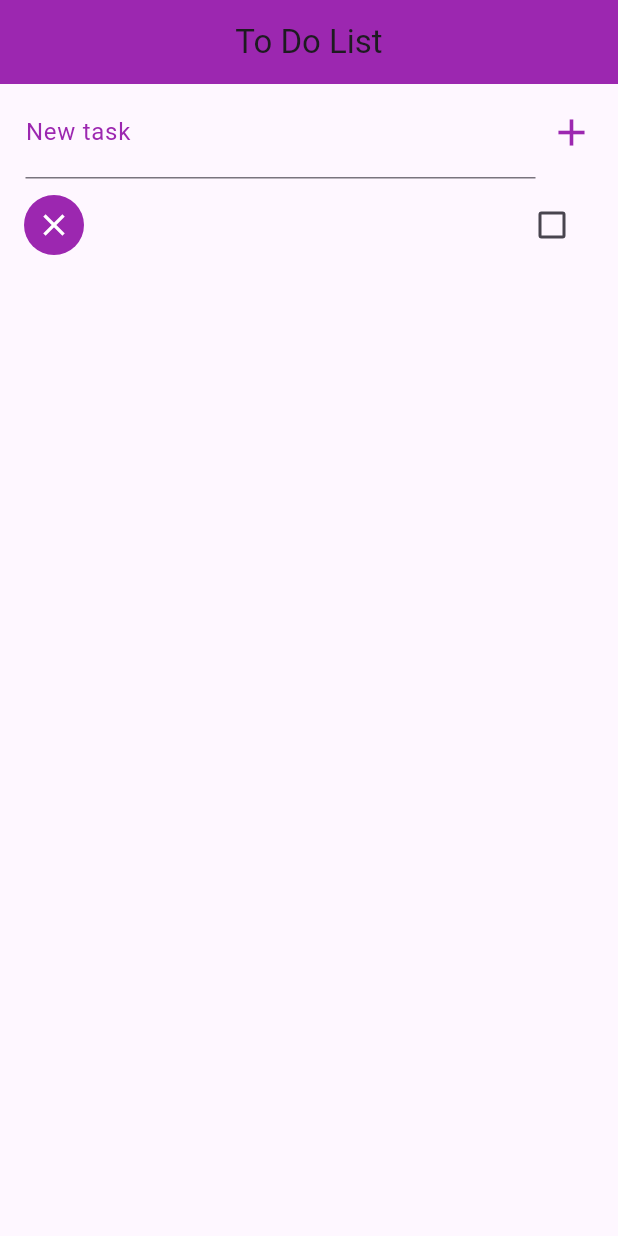
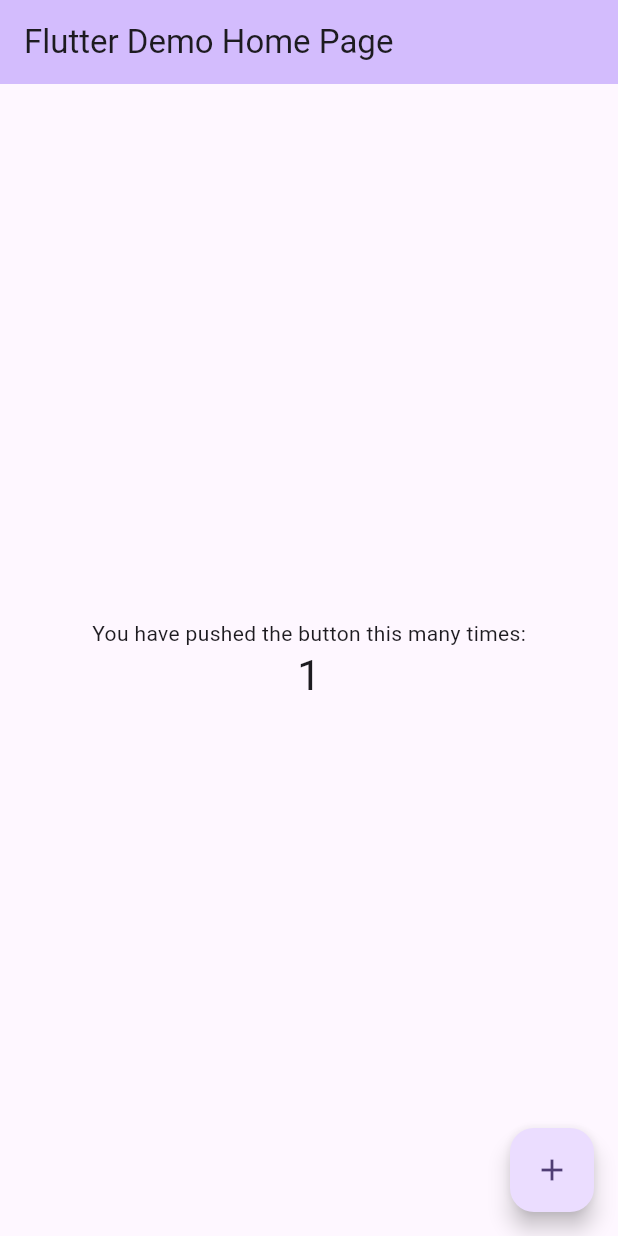
Before and after one commit to samirRibeiro77/to_do_list, a Flutter app: the screen it shows after launch, after a tap on the "add" icon, on a phone screen of 412 x 824 dp. Run offline on Flutter 3.47's test engine with Material 3 defaults, Android fonts, the phone set to English and light mode, and no system bars.

Commit message:
New version of the app

```diff
--- /dev/null
+++ b/analysis_options.yaml
@@ -0,0 +1,28 @@
+# This file configures the analyzer, which statically analyzes Dart code to
+# check for errors, warnings, and lints.
+#
+# The issues identified by the analyzer are surfaced in the UI of Dart-enabled
+# IDEs (https://dart.dev/tools#ides-and-editors). The analyzer can also be
+# invoked from the command line by running `flutter analyze`.
+
+# The following line activates a set of recommended lints for Flutter apps,
+# packages, and plugins designed to encourage good coding practices.
+include: package:flutter_lints/flutter.yaml
+
+linter:
+  # The lint rules applied to this project can be customized in the
+  # section below to disable rules from the `package:flutter_lints/flutter.yaml`
+  # included above or to enable additional rules. A list of all available lints
+  # and their documentation is published at https://dart.dev/lints.
+  #
+  # Instead of disabling a lint rule for the entire project in the
+  # section below, it can also be suppressed for a single line of code
+  # or a specific dart file by using the `// ignore: name_of_lint` and
+  # `// ignore_for_file: name_of_lint` syntax on the line or in the file
+  # producing the lint.
+  rules:
+    # avoid_print: false  # Uncomment to disable the `avoid_print` rule
+    # prefer_single_quotes: true  # Uncomment to enable the `prefer_single_quotes` rule
+
+# Additional information about this file can be found at
+# https://dart.dev/guides/language/analysis-options
--- a/lib/domain/ToDoTask.dart
+++ /dev/null
@@ -1,24 +0,0 @@
-class ToDoTask {
-  String _name;
-  bool _done;
-
-  ToDoTask(this._name) {
-    this._done = false;
-  }
-
-  get name => _name;
-
-  get done => _done;
-
-  void changeStatus() => _done = !_done;
-
-  ToDoTask.fromJson(Map<String, dynamic> json) {
-    this._name = json["name"].toString();
-    this._done = json["done"].toString().toLowerCase() == 'true';
-  }
-
-  Map<String, dynamic> toJson() => {
-        "name": _name,
-        "done": _done,
-      };
-}
--- a/lib/main.dart
+++ b/lib/main.dart
@@ -1,209 +1,122 @@
-import 'dart:convert';
-import 'dart:io';
 import 'package:flutter/material.dart';
-import 'package:path_provider/path_provider.dart';
-import 'domain/ToDoTask.dart';
 
 void main() {
-  runApp(MaterialApp(
-    title: "To Do List",
-    home: Home(),
-  ));
+  runApp(const MyApp());
 }
 
-Future<File> _getFile() async {
-  final directory = await getApplicationDocumentsDirectory();
-  var file = await File("${directory.path}/toDoTask.json");
-  var fileExists = await file.exists();
-  if (!fileExists) {
-    await file.create(recursive: true);
-  }
+class MyApp extends StatelessWidget {
+  const MyApp({super.key});
 
-  return file;
-}
-
-Future<File> _saveData(List<ToDoTask> listSave) async {
-  var listMap = List<Map<String, dynamic>>();
-  listSave.forEach((data) {
-    listMap.add(data.toJson());
-  });
-
-  String dataJson = json.encode(listMap);
-  final file = await _getFile();
-  return file.writeAsString(dataJson);
-}
-
-Future<String> _readData() async {
-  try {
-    var data = await _getFile();
-    return data.readAsString();
-  } catch (e) {
-    return null;
+  // This widget is the root of your application.
+  @override
+  Widget build(BuildContext context) {
+    return MaterialApp(
+      title: 'Flutter Demo',
+      theme: ThemeData(
+        // This is the theme of your application.
+        //
+        // TRY THIS: Try running your application with "flutter run". You'll see
+        // the application has a purple toolbar. Then, without quitting the app,
+        // try changing the seedColor in the colorScheme below to Colors.green
+        // and then invoke "hot reload" (save your changes or press the "hot
+        // reload" button in a Flutter-supported IDE, or press "r" if you used
+        // the command line to start the app).
+        //
+        // Notice that the counter didn't reset back to zero; the application
+        // state is not lost during the reload. To reset the state, use hot
+        // restart instead.
+        //
+        // This works for code too, not just values: Most code changes can be
+        // tested with just a hot reload.
+        colorScheme: ColorScheme.fromSeed(seedColor: Colors.deepPurple),
+      ),
+      home: const MyHomePage(title: 'Flutter Demo Home Page'),
+    );
   }
 }
 
-class Home extends StatefulWidget {
+class MyHomePage extends StatefulWidget {
+  const MyHomePage({super.key, required this.title});
+
+  // This widget is the home page of your application. It is stateful, meaning
+  // that it has a State object (defined below) that contains fields that affect
+  // how it looks.
+
+  // This class is the configuration for the state. It holds the values (in this
+  // case the title) provided by the parent (in this case the App widget) and
+  // used by the build method of the State. Fields in a Widget subclass are
+  // always marked "final".
+
+  final String title;
+
   @override
-  _HomeState createState() => _HomeState();
+  State<MyHomePage> createState() => _MyHomePageState();
 }
 
-class _HomeState extends State<Home> {
-  final taskToAdd = TextEditingController();
+class _MyHomePageState extends State<MyHomePage> {
+  int _counter = 0;
 
-  List<ToDoTask> _toDoList = [];
-
-  void _addToDo() {
-    var newToDo = ToDoTask(taskToAdd.text);
-    taskToAdd.text = "";
-
+  void _incrementCounter() {
     setState(() {
-      _toDoList.add(newToDo);
-      _saveData(_toDoList);
-    });
-  }
-
-  void _deleteItem(context, item, index) {
-    setState(() {
-      _toDoList.removeAt(index);
-      _saveData(_toDoList);
-
-      final snackbar = SnackBar(
-        content: Text("Task \"${item.name}\" removed."),
-        duration: Duration(seconds: 3),
-        action: SnackBarAction(
-            label: "Undo",
-            onPressed: () {
-              _rollbackItem(item, index);
-            }),
-      );
-
-      Scaffold.of(context).removeCurrentSnackBar(); // ADICIONE ESTE COMANDO
-      Scaffold.of(context).showSnackBar(snackbar);
-    });
-  }
-
-  void _rollbackItem(item, index) {
-    setState(() {
-      _toDoList.insert(index, item);
-    });
-  }
-
-  Future<Null> _refresh() async {
-    await Future.delayed(Duration(seconds: 2));
-
-    _toDoList.sort((a, b) {
-      if (a.done && !b.done)
-        return 1;
-      else if (!a.done && b.done)
-        return -1;
-      else
-        return 0;
-    });
-
-    setState(() {
-      _saveData(_toDoList);
+      // This call to setState tells the Flutter framework that something has
+      // changed in this State, which causes it to rerun the build method below
+      // so that the display can reflect the updated values. If we changed
+      // _counter without calling setState(), then the build method would not be
+      // called again, and so nothing would appear to happen.
+      _counter++;
     });
   }
 
   @override
-  void initState() {
-    super.initState();
-
-    _readData().then((data) {
-      List mapJson = json.decode(data);
-      mapJson.forEach((jsonData) {
-        print(jsonData);
-        var task = ToDoTask.fromJson(jsonData);
-        setState(() {
-          _toDoList.add(task);
-        });
-      });
-    });
-  }
-
-  Widget buildItem(context, int index) {
-    return Dismissible(
-        key: Key(DateTime.now().millisecondsSinceEpoch.toString()),
-        onDismissed: (direction) {
-          _deleteItem(context, _toDoList[index], index);
-        },
-        direction: DismissDirection.startToEnd,
-        background: Container(
-          color: Colors.red,
-          child: Align(
-            alignment: Alignment(-0.9, 0.0),
-            child: Icon(
-              Icons.delete,
-              color: Colors.white,
-            ),
-          ),
-        ),
-        child: Container(
-          height: 70.0,
-          child: CheckboxListTile(
-            title: Text(_toDoList[index].name),
-            value: _toDoList[index].done,
-            secondary: CircleAvatar(
-              backgroundColor: Colors.purple,
-              child: Icon(
-                _toDoList[index].done ? Icons.done : Icons.close,
-                color: Colors.white,
-              ),
-            ),
-            onChanged: (checked) {
-              setState(() {
-                _toDoList[index].changeStatus();
-                _saveData(_toDoList);
-              });
-            },
-          ),
-        ));
-  }
-
-  @override
   Widget build(BuildContext context) {
+    // This method is rerun every time setState is called, for instance as done
+    // by the _incrementCounter method above.
+    //
+    // The Flutter framework has been optimized to make rerunning build methods
+    // fast, so that you can just rebuild anything that needs updating rather
+    // than having to individually change instances of widgets.
     return Scaffold(
       appBar: AppBar(
-        title: Text("To Do List"),
-        backgroundColor: Colors.purple,
-        centerTitle: true,
+        // TRY THIS: Try changing the color here to a specific color (to
+        // Colors.amber, perhaps?) and trigger a hot reload to see the AppBar
+        // change color while the other colors stay the same.
+        backgroundColor: Theme.of(context).colorScheme.inversePrimary,
+        // Here we take the value from the MyHomePage object that was created by
+        // the App.build method, and use it to set our appbar title.
+        title: Text(widget.title),
       ),
-      body: Column(
-        children: <Widget>[
-          Container(
-            padding: EdgeInsets.fromLTRB(17.0, 1.0, 7.0, 1.0),
-            child: Row(
-              children: <Widget>[
-                Expanded(
-                  child: TextField(
-                    style: TextStyle(fontSize: 20.0),
-                    textCapitalization: TextCapitalization.sentences,
-                    controller: taskToAdd,
-                    decoration: InputDecoration(
-                        labelText: "New task",
-                        labelStyle: TextStyle(color: Colors.purple)),
-                  ),
-                ),
-                IconButton(
-                  icon: Icon(
-                    Icons.add,
-                    color: Colors.purple,
-                    size: 30.0,
-                  ),
-                  onPressed: _addToDo,
-                )
-              ],
+      body: Center(
+        // Center is a layout widget. It takes a single child and positions it
+        // in the middle of the parent.
+        child: Column(
+          // Column is also a layout widget. It takes a list of children and
+          // arranges them vertically. By default, it sizes itself to fit its
+          // children horizontally, and tries to be as tall as its parent.
+          //
+          // Column has various properties to control how it sizes itself and
+          // how it positions its children. Here we use mainAxisAlignment to
+          // center the children vertically; the main axis here is the vertical
+          // axis because Columns are vertical (the cross axis would be
+          // horizontal).
+          //
+          // TRY THIS: Invoke "debug painting" (choose the "Toggle Debug Paint"
+          // action in the IDE, or press "p" in the console), to see the
+          // wireframe for each widget.
+          mainAxisAlignment: MainAxisAlignment.center,
+          children: <Widget>[
+            const Text('You have pushed the button this many times:'),
+            Text(
+              '$_counter',
+              style: Theme.of(context).textTheme.headlineMedium,
             ),
-          ),
-          Expanded(
-              child: RefreshIndicator(
-                  child: ListView.builder(
-                      padding: EdgeInsets.fromLTRB(0.0, 2.0, 0.0, 0.0),
-                      itemCount: _toDoList.length,
-                      itemBuilder: buildItem),
-                  onRefresh: _refresh))
-        ],
+          ],
+        ),
       ),
+      floatingActionButton: FloatingActionButton(
+        onPressed: _incrementCounter,
+        tooltip: 'Increment',
+        child: const Icon(Icons.add),
+      ), // This trailing comma makes auto-formatting nicer for build methods.
     );
   }
 }
```
Also changed, not shown: pubspec.yaml (+28 -17 lines), icons/icon-purple.png (deleted), icons/icon.png (deleted), pubspec.lock, 57 other files.
